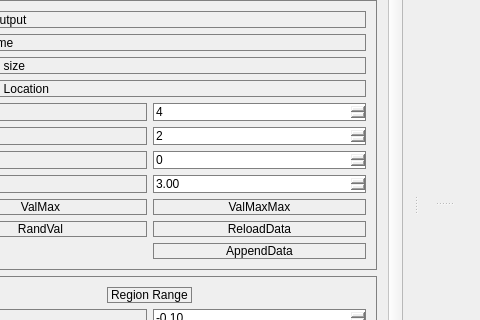
The window that src/MainWindowOcc.ui (WisdomToNorth/OccDemo) describes before a commit, drawn with Qt 5; both pictures show x 111 to 591 and y 169 to 489 of the 591 by 720 pixel window.
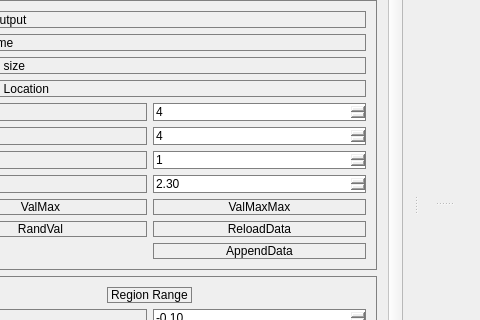
The same window after the commit.

```diff
--- a/src/MainWindowOcc.ui
+++ b/src/MainWindowOcc.ui
@@ -43,8 +43,8 @@
            <property name="geometry">
             <rect>
              <x>0</x>
-             <y>-142</y>
-             <width>503</width>
+             <y>0</y>
+             <width>488</width>
              <height>740</height>
             </rect>
            </property>
@@ -132,7 +132,7 @@
                     <number>64</number>
                    </property>
                    <property name="value">
-                    <number>0</number>
+                    <number>1</number>
                    </property>
                   </widget>
                  </item>
@@ -194,7 +194,7 @@
                     <double>0.100000000000000</double>
                    </property>
                    <property name="value">
-                    <double>3.000000000000000</double>
+                    <double>2.300000000000000</double>
                    </property>
                   </widget>
                  </item>
@@ -211,7 +211,7 @@
                     <number>1000</number>
                    </property>
                    <property name="value">
-                    <number>2</number>
+                    <number>4</number>
                    </property>
                   </widget>
                  </item>
```
